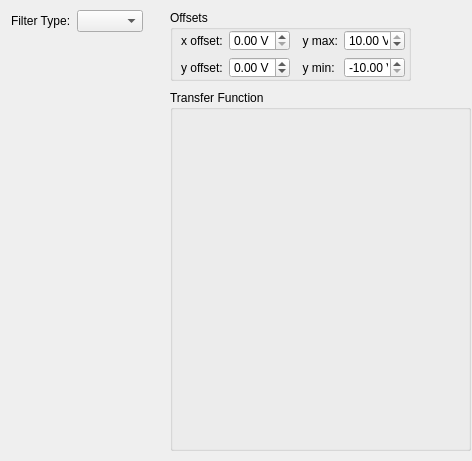
The window that stabilizer_ui/iir/widgets/iir.ui (OxfordIonTrapGroup/stabilizer-ui) describes before a commit, drawn with Qt 5.
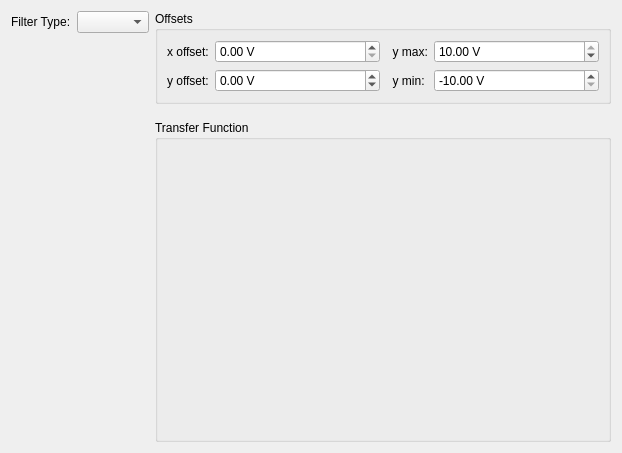
The same window after the commit. Custom widgets are drawn as their Qt base class.

```diff
--- a/stabilizer_ui/iir/widgets/iir.ui
+++ b/stabilizer_ui/iir/widgets/iir.ui
@@ -6,142 +6,105 @@
    <rect>
     <x>0</x>
     <y>0</y>
-    <width>472</width>
-    <height>461</height>
+    <width>622</width>
+    <height>453</height>
    </rect>
   </property>
   <property name="windowTitle">
    <string>Form</string>
   </property>
-  <widget class="QWidget" name="layoutWidget_2">
-   <property name="geometry">
-    <rect>
-     <x>11</x>
-     <y>10</y>
-     <width>132</width>
-     <height>22</height>
-    </rect>
-   </property>
-   <layout class="QGridLayout" name="gridLayout">
-    <item row="0" column="0">
-     <widget class="QLabel" name="label">
+  <layout class="QHBoxLayout" name="horizontalLayout">
+   <item>
+    <layout class="QVBoxLayout" name="filterParamsLayout">
+     <property name="sizeConstraint">
+      <enum>QLayout::SetDefaultConstraint</enum>
+     </property>
+     <item>
+      <layout class="QHBoxLayout" name="filterComboLayout">
+       <item>
+        <widget class="QLabel" name="filterTypeLabel">
+         <property name="sizePolicy">
+          <sizepolicy hsizetype="Maximum" vsizetype="Preferred">
+           <horstretch>0</horstretch>
+           <verstretch>0</verstretch>
+          </sizepolicy>
+         </property>
       <property name="text">
        <string>Filter Type:</string>
       </property>
      </widget>
     </item>
-    <item row="0" column="1">
-     <widget class="QComboBox" name="filterComboBox"/>
-    </item>
-   </layout>
-  </widget>
+       <item>
+        <widget class="QComboBox" name="filterComboBox">
+         <property name="sizePolicy">
+          <sizepolicy hsizetype="Preferred" vsizetype="Fixed">
+           <horstretch>0</horstretch>
+           <verstretch>0</verstretch>
+          </sizepolicy>
+         </property>
+        </widget>
+       </item>
+      </layout>
+     </item>
+     <item>
   <widget class="QStackedWidget" name="filterParamsStack">
-   <property name="geometry">
-    <rect>
-     <x>11</x>
-     <y>40</y>
-     <width>151</width>
-     <height>411</height>
-    </rect>
+       <property name="sizePolicy">
+        <sizepolicy hsizetype="Maximum" vsizetype="Preferred">
+         <horstretch>0</horstretch>
+         <verstretch>0</verstretch>
+        </sizepolicy>
+       </property>
+       <property name="maximumSize">
+        <size>
+         <width>16777215</width>
+         <height>16777215</height>
+        </size>
    </property>
    <property name="currentIndex">
     <number>-1</number>
    </property>
   </widget>
-  <widget class="QGroupBox" name="transferFunctionBox">
-   <property name="geometry">
-    <rect>
-     <x>170</x>
-     <y>90</y>
-     <width>301</width>
-     <height>361</height>
-    </rect>
-   </property>
-   <property name="title">
-    <string>Transfer Function</string>
-   </property>
-   <widget class="GraphicsLayoutWidget" name="transferFunctionView">
-    <property name="geometry">
-     <rect>
-      <x>10</x>
-      <y>20</y>
-      <width>281</width>
-      <height>331</height>
-     </rect>
-    </property>
-   </widget>
-  </widget>
-  <widget class="QGroupBox" name="groupBox">
-   <property name="geometry">
-    <rect>
-     <x>170</x>
-     <y>10</y>
-     <width>241</width>
-     <height>71</height>
-    </rect>
+     </item>
+    </layout>
+   </item>
+   <item>
+    <layout class="QVBoxLayout" name="offsetsTransferLayout">
+     <item>
+      <widget class="QGroupBox" name="offsetsLayout">
+       <property name="sizePolicy">
+        <sizepolicy hsizetype="MinimumExpanding" vsizetype="Preferred">
+         <horstretch>0</horstretch>
+         <verstretch>0</verstretch>
+        </sizepolicy>
    </property>
    <property name="title">
     <string>Offsets</string>
    </property>
-   <widget class="QWidget" name="">
-    <property name="geometry">
-     <rect>
-      <x>11</x>
-      <y>20</y>
-      <width>225</width>
-      <height>48</height>
-     </rect>
-    </property>
-    <layout class="QGridLayout" name="gridLayout_2">
-     <item row="0" column="0">
-      <widget class="QLabel" name="label_4">
-       <property name="text">
-        <string>x offset:</string>
-       </property>
-      </widget>
-     </item>
+       <layout class="QGridLayout" name="gridLayout">
      <item row="0" column="1">
       <widget class="QDoubleSpinBox" name="x_offsetBox">
-       <property name="suffix">
-        <string> V</string>
-       </property>
-       <property name="maximum">
-        <double>10.000000000000000</double>
-       </property>
-      </widget>
-     </item>
-     <item row="0" column="2">
-      <widget class="QLabel" name="label_6">
-       <property name="text">
-        <string>  y max:</string>
-       </property>
-      </widget>
-     </item>
-     <item row="0" column="3">
-      <widget class="QDoubleSpinBox" name="y_maxBox">
+          <property name="sizePolicy">
+           <sizepolicy hsizetype="MinimumExpanding" vsizetype="Fixed">
+            <horstretch>0</horstretch>
+            <verstretch>0</verstretch>
+           </sizepolicy>
+          </property>
        <property name="suffix">
         <string> V</string>
        </property>
-       <property name="minimum">
-        <double>-10.000000000000000</double>
-       </property>
        <property name="maximum">
         <double>10.000000000000000</double>
-       </property>
-       <property name="value">
-        <double>10.000000000000000</double>
-       </property>
-      </widget>
-     </item>
-     <item row="1" column="0">
-      <widget class="QLabel" name="label_5">
-       <property name="text">
-        <string>y offset:</string>
        </property>
       </widget>
      </item>
      <item row="1" column="1">
       <widget class="QDoubleSpinBox" name="y_offsetBox">
+          <property name="sizePolicy">
+           <sizepolicy hsizetype="MinimumExpanding" vsizetype="Fixed">
+            <horstretch>0</horstretch>
+            <verstretch>0</verstretch>
+           </sizepolicy>
+          </property>
        <property name="suffix">
         <string> V</string>
        </property>
@@ -153,15 +116,64 @@
        </property>
       </widget>
      </item>
+        <item row="0" column="0">
+         <widget class="QLabel" name="x_offsetLabel">
+          <property name="text">
+           <string>x offset:</string>
+          </property>
+         </widget>
+        </item>
+        <item row="1" column="0">
+         <widget class="QLabel" name="y_offsetLabel">
+          <property name="text">
+           <string>y offset:</string>
+          </property>
+         </widget>
+        </item>
      <item row="1" column="2">
-      <widget class="QLabel" name="label_7">
+         <widget class="QLabel" name="y_minLabel">
        <property name="text">
         <string>  y min:</string>
        </property>
       </widget>
      </item>
+        <item row="0" column="3">
+         <widget class="QDoubleSpinBox" name="y_maxBox">
+          <property name="sizePolicy">
+           <sizepolicy hsizetype="MinimumExpanding" vsizetype="Fixed">
+            <horstretch>0</horstretch>
+            <verstretch>0</verstretch>
+           </sizepolicy>
+          </property>
+          <property name="suffix">
+           <string> V</string>
+          </property>
+          <property name="minimum">
+           <double>-10.000000000000000</double>
+          </property>
+          <property name="maximum">
+           <double>10.000000000000000</double>
+          </property>
+          <property name="value">
+           <double>10.000000000000000</double>
+          </property>
+         </widget>
+        </item>
+        <item row="0" column="2">
+         <widget class="QLabel" name="y_maxLabel">
+          <property name="text">
+           <string>  y max:</string>
+          </property>
+         </widget>
+        </item>
      <item row="1" column="3">
       <widget class="QDoubleSpinBox" name="y_minBox">
+          <property name="sizePolicy">
+           <sizepolicy hsizetype="MinimumExpanding" vsizetype="Fixed">
+            <horstretch>0</horstretch>
+            <verstretch>0</verstretch>
+           </sizepolicy>
+          </property>
        <property name="suffix">
         <string> V</string>
        </property>
@@ -178,7 +190,57 @@
      </item>
     </layout>
    </widget>
-  </widget>
+     </item>
+     <item>
+      <spacer name="verticalSpacer">
+       <property name="orientation">
+        <enum>Qt::Vertical</enum>
+       </property>
+       <property name="sizeType">
+        <enum>QSizePolicy::Preferred</enum>
+       </property>
+       <property name="sizeHint" stdset="0">
+        <size>
+         <width>20</width>
+         <height>10</height>
+        </size>
+       </property>
+      </spacer>
+     </item>
+     <item>
+      <widget class="QGroupBox" name="transferFunctionLayout">
+       <property name="sizePolicy">
+        <sizepolicy hsizetype="MinimumExpanding" vsizetype="Preferred">
+         <horstretch>0</horstretch>
+         <verstretch>0</verstretch>
+        </sizepolicy>
+       </property>
+       <property name="title">
+        <string>Transfer Function</string>
+       </property>
+       <layout class="QVBoxLayout" name="verticalLayout_7">
+        <item>
+         <widget class="GraphicsLayoutWidget" name="transferFunctionView" native="true">
+          <property name="sizePolicy">
+           <sizepolicy hsizetype="MinimumExpanding" vsizetype="MinimumExpanding">
+            <horstretch>0</horstretch>
+            <verstretch>0</verstretch>
+           </sizepolicy>
+          </property>
+          <property name="minimumSize">
+           <size>
+            <width>100</width>
+            <height>150</height>
+           </size>
+          </property>
+         </widget>
+        </item>
+       </layout>
+      </widget>
+     </item>
+    </layout>
+   </item>
+  </layout>
  </widget>
  <customwidgets>
   <customwidget>
```
Left out of the diff: 8 changed lines with no effect on the pictures. Lines whose indentation alone changed are shown as unchanged.
